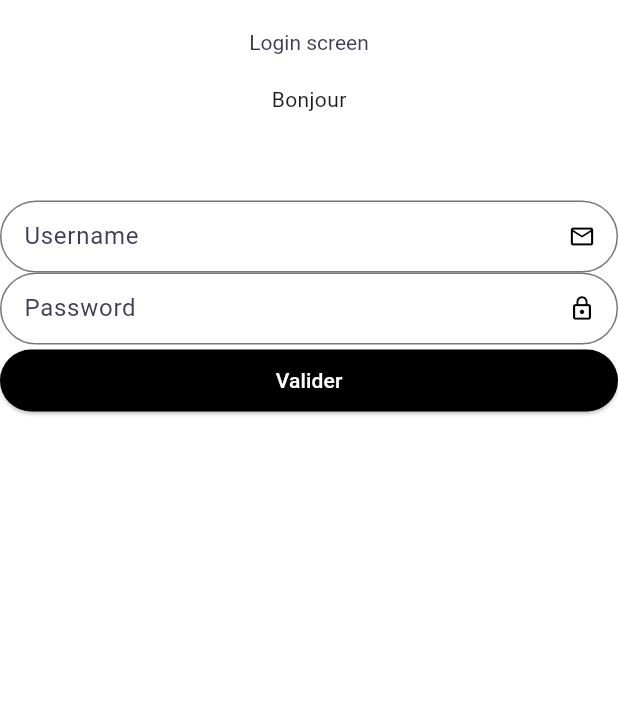
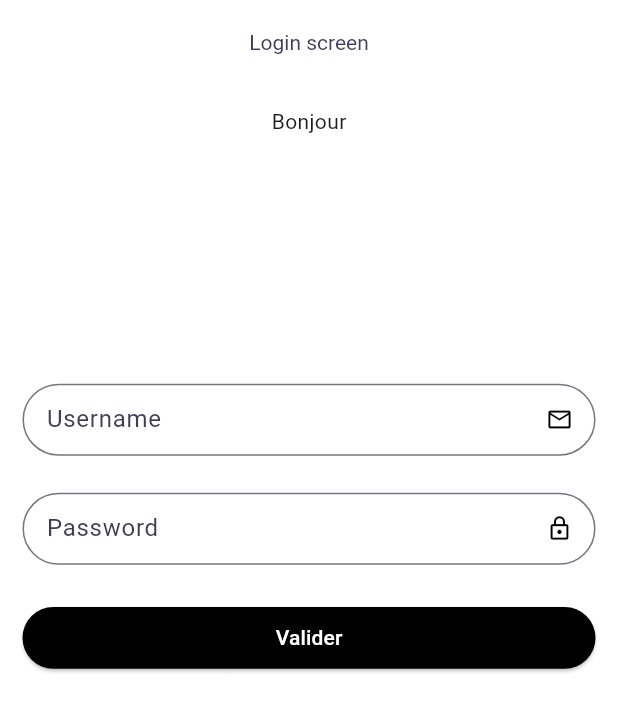
Before and after one commit to MarionPlt/ESGI_AL_Vault, a Flutter app: the screen it shows after launch, on a phone screen of 412 x 824 dp. Shown: the top 712 px of the screen. Run offline on Flutter 3.47's test engine with Material 2 defaults, Android fonts, the phone set to English and light mode, and no system bars; our stand-ins replace equatable, flutter_bloc, flutter_secure_storage, get_it, sizer.

Commit message:
ajout padding login screen

```diff
--- a/FRONT/APP.Mobile/vaultapp/lib/app/screens/login/login_screen.dart
+++ b/FRONT/APP.Mobile/vaultapp/lib/app/screens/login/login_screen.dart
@@ -44,7 +44,9 @@ class _LoginScreenState extends State<LoginScreen> {
         appBar: AppBar(
           title: Text("Login screen"),
         ),
-        body: Form(
+        body: Padding(
+          padding: const EdgeInsets.all(15),
+          child: Form(
             autovalidateMode: _autovalidate,
             key: _formKey,
             child: Column(
@@ -53,13 +55,14 @@ class _LoginScreenState extends State<LoginScreen> {
               crossAxisAlignment: CrossAxisAlignment.center,
               children: [
                 const Text("Bonjour"),
-              SizedBox(height: 7.h),
+                SizedBox(height: 20.h),
                 TextFormField(
                   decoration: const InputDecoration(
                       labelText: 'Username',
                       suffixIcon: Icon(Icons.email_outlined)),
                   controller: _usernameController,
                 ),
+                SizedBox(height: 3.h),
                 TextFormField(
                   decoration: const InputDecoration(
                       labelText: 'Password',
@@ -67,12 +70,14 @@ class _LoginScreenState extends State<LoginScreen> {
                   controller: _passwordController,
                   obscureText: true,
                 ),
+                SizedBox(height: 3.h),
                 ElevatedButton(
                     onPressed: _onSubmit, child: const Text('Valider')),
               ],
             ),
           ),
         ),
+      ),
     );
   }
 }
```
Lines whose indentation alone changed are shown as unchanged.
